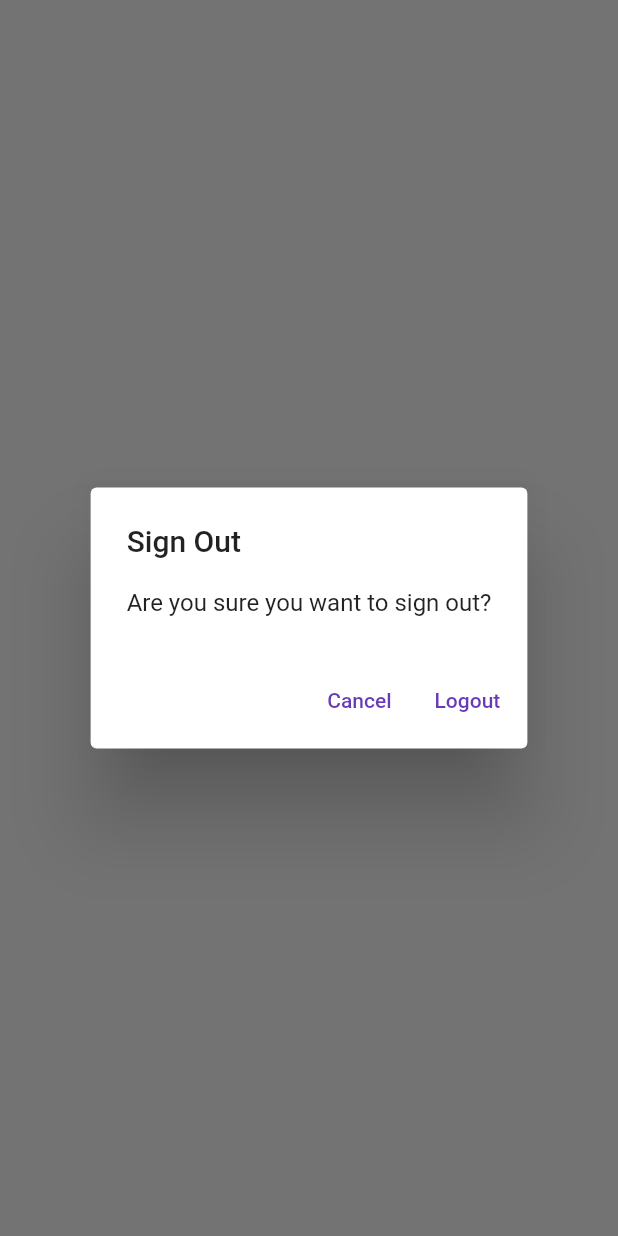
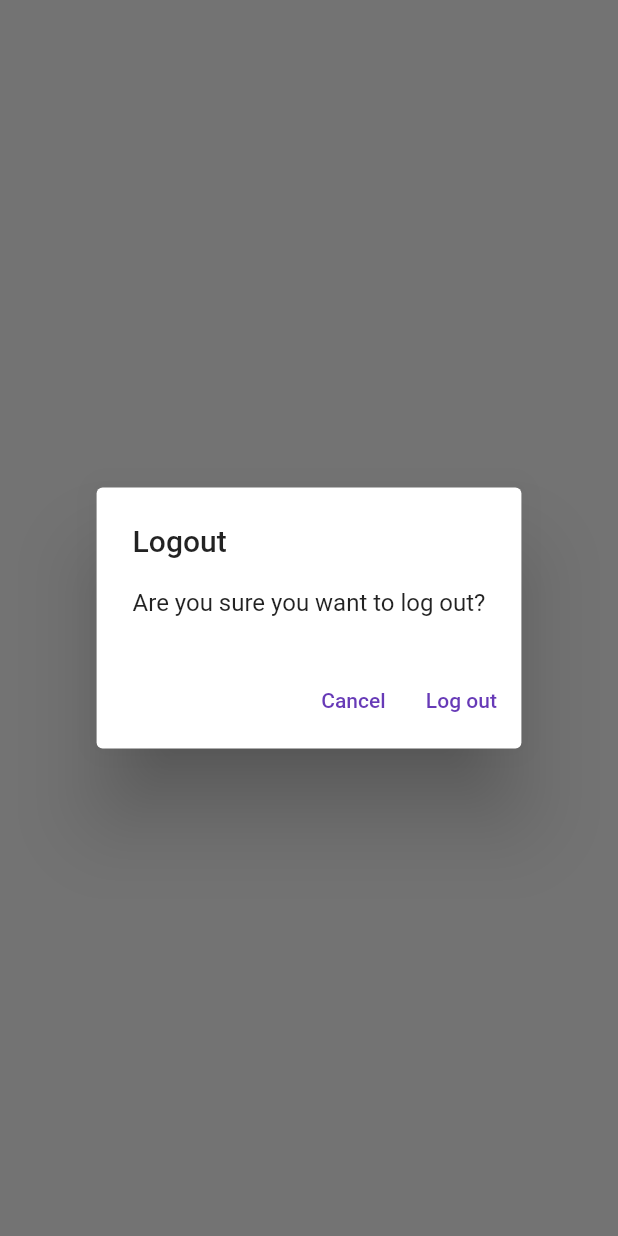
Before and after one commit to owhiteman/my-notes, a Flutter app: what showLogOutDialog() shows on an empty page, opened directly, on a phone screen of 412 x 824 dp. Run offline on Flutter 3.47's test engine with Material 2 defaults, Android fonts, the phone set to English and light mode, and no system bars; our stand-ins replace firebase_auth, firebase_core, sqflite; accounts and stored records are empty; network calls fail.

Commit message:
Refactored dialogs and added delete UI functionality

```diff
--- /dev/null
+++ b/lib/utilities/dialogs/generic_dialog.dart
@@ -0,0 +1,34 @@
+import 'package:flutter/material.dart';
+
+typedef DialogOptionBuilder<T> = Map<String, T?> Function();
+
+Future<T?> showGenericDialog<T>({
+  required BuildContext context,
+  required String title,
+  required String content,
+  required DialogOptionBuilder optionsBuilder,
+}) {
+  final options = optionsBuilder();
+  return showDialog<T>(
+    context: context,
+    builder: (context) {
+      return AlertDialog(
+        title: Text(title),
+        content: Text(content),
+        actions: options.keys.map((optionTitle) {
+          final value = options[optionTitle];
+          return TextButton(
+            onPressed: () {
+              if (value != null) {
+                Navigator.of(context).pop(value);
+              } else {
+                Navigator.of(context).pop();
+              }
+            },
+            child: Text(optionTitle),
+          );
+        }).toList(),
+      );
+    },
+  );
+}
--- /dev/null
+++ b/lib/utilities/dialogs/logout_dialog.dart
@@ -0,0 +1,14 @@
+import 'package:flutter/material.dart';
+import 'package:mynotes/utilities/dialogs/generic_dialog.dart';
+
+Future<bool> showLogOutDialog(BuildContext context) {
+  return showGenericDialog(
+    context: context,
+    title: 'Logout',
+    content: 'Are you sure you want to log out?',
+    optionsBuilder: () => {
+      'Cancel': false,
+      'Log out': true,
+    },
+  ).then((value) => value ?? false);
+}
--- a/lib/views/login_view.dart
+++ b/lib/views/login_view.dart
@@ -2,7 +2,7 @@ import 'package:flutter/material.dart';
 import 'package:mynotes/constants/routes.dart';
 import 'package:mynotes/services/auth/auth_exceptions.dart';
 import 'package:mynotes/services/auth/auth_service.dart';
-import '../utilities/show_error_dialog.dart';
+import '../utilities/dialogs/error_dialog.dart';
 
 class LoginView extends StatefulWidget {
   const LoginView({Key? key}) : super(key: key);
--- a/lib/views/notes/notes_view.dart
+++ b/lib/views/notes/notes_view.dart
@@ -2,8 +2,10 @@ import 'package:flutter/material.dart';
 import 'package:mynotes/constants/routes.dart';
 import 'package:mynotes/services/auth/auth_service.dart';
 import 'package:mynotes/services/crud/notes_service.dart';
+import 'package:mynotes/views/notes/notes_list_view.dart';
 
 import '../../enums/menu_action.dart';
+import '../../utilities/dialogs/logout_dialog.dart';
 
 class NotesView extends StatefulWidget {
   const NotesView({Key? key}) : super(key: key);
@@ -70,18 +72,10 @@ class _NotesViewState extends State<NotesView> {
                     case ConnectionState.active:
                       if (snapshot.hasData) {
                         final allNotes = snapshot.data as List<DatabaseNote>;
-                        return ListView.builder(
-                          itemCount: allNotes.length,
-                          itemBuilder: (context, index) {
-                            final note = allNotes[index];
-                            return ListTile(
-                              title: Text(
-                                note.text,
-                                maxLines: 1,
-                                softWrap: true,
-                                overflow: TextOverflow.ellipsis,
-                              ),
-                            );
+                        return NotesListView(
+                          notes: allNotes,
+                          onDeleteNote: (note) async {
+                            await _notesService.deleteNote(id: note.id);
                           },
                         );
                       } else {
@@ -100,27 +94,3 @@ class _NotesViewState extends State<NotesView> {
     );
   }
 }
-
-Future<bool> showLogOutDialog(BuildContext context) {
-  return showDialog<bool>(
-    context: context,
-    builder: (context) {
-      return AlertDialog(
-        title: const Text('Sign Out'),
-        content: const Text('Are you sure you want to sign out?'),
-        actions: [
-          TextButton(
-              onPressed: () {
-                Navigator.of(context).pop(false);
-              },
-              child: const Text('Cancel')),
-          TextButton(
-              onPressed: () {
-                Navigator.of(context).pop(true);
-              },
-              child: const Text('Logout')),
-        ],
-      );
-    },
-  ).then((value) => value ?? false);
-}
--- a/lib/views/register_view.dart
+++ b/lib/views/register_view.dart
@@ -2,7 +2,8 @@ import 'package:flutter/material.dart';
 import 'package:mynotes/constants/routes.dart';
 import 'package:mynotes/services/auth/auth_exceptions.dart';
 import 'package:mynotes/services/auth/auth_service.dart';
-import 'package:mynotes/utilities/show_error_dialog.dart';
+
+import '../utilities/dialogs/error_dialog.dart';
 
 class RegisterView extends StatefulWidget {
   const RegisterView({Key? key}) : super(key: key);
```
Also changed, not shown: lib/utilities/dialogs/delete_dialog.dart (added, +14 -0 lines), lib/utilities/dialogs/error_dialog.dart (added, +16 -0 lines), lib/utilities/show_error_dialog.dart (deleted, +0 -24 lines), lib/views/notes/notes_list_view.dart (added, +43 -0 lines).
